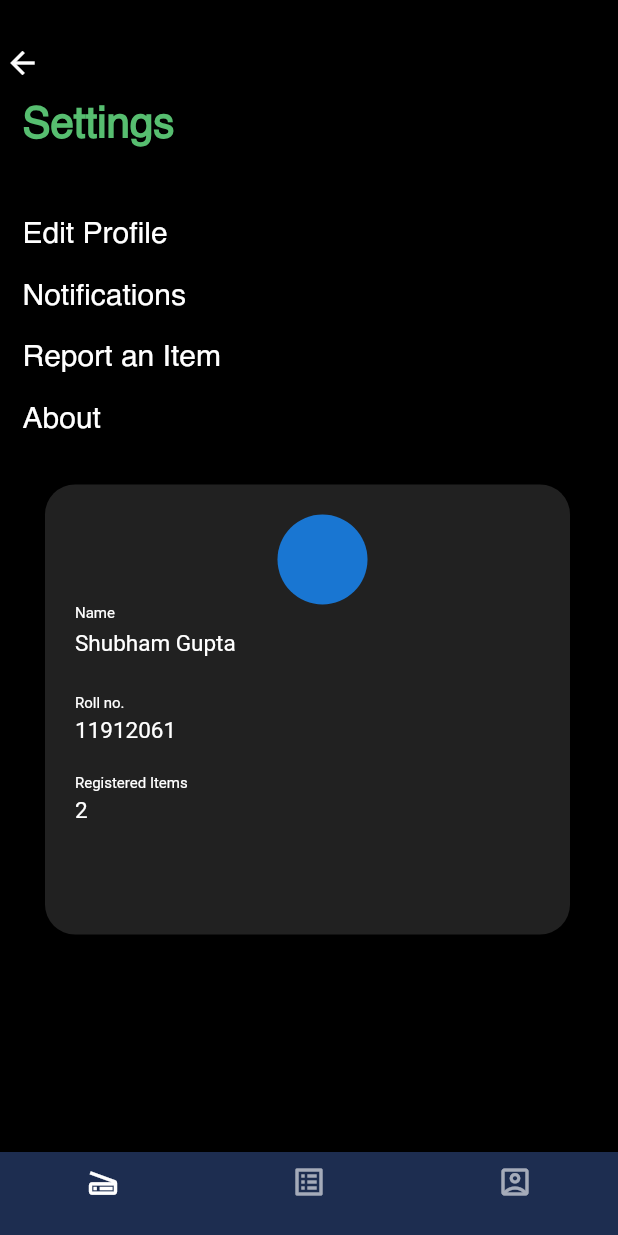
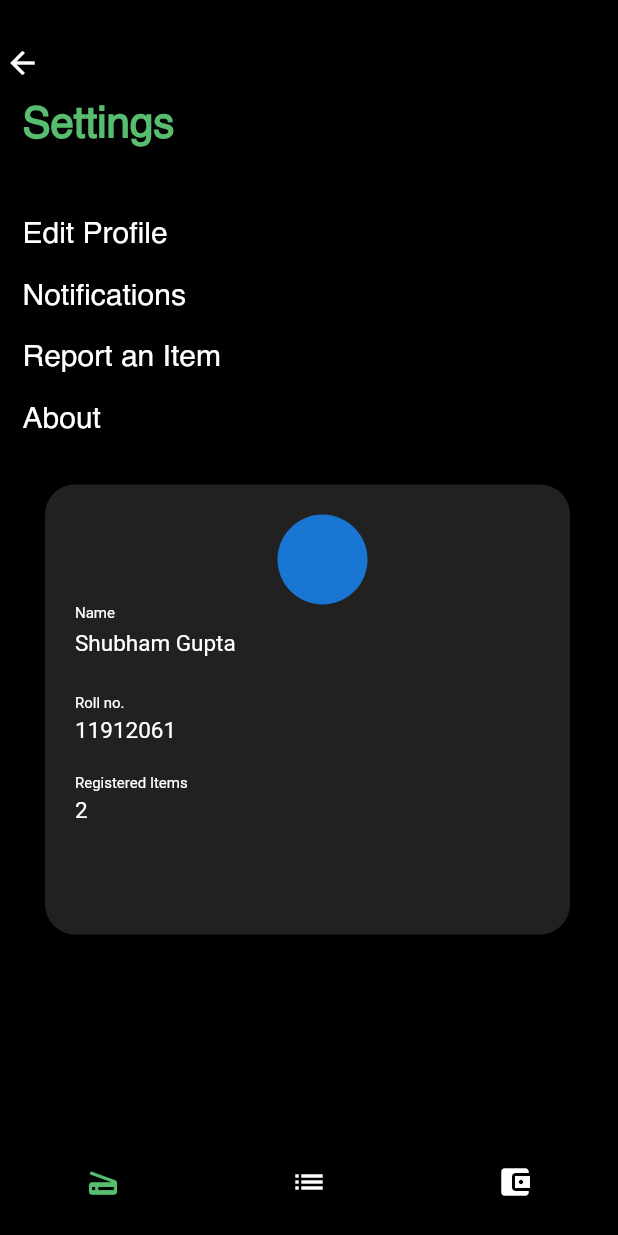
Before and after one commit to shubhamynr22/PP, a Flutter app: the screen it shows after launch, on a phone screen of 412 x 824 dp. Run offline on Flutter 3.47's test engine with Material 2 defaults, Android fonts, the phone set to English and light mode, and no system bars.

Commit message:
UI Changes(Aman)

```diff
--- a/lib/bottomnavigationbar.dart
+++ b/lib/bottomnavigationbar.dart
@@ -11,30 +11,30 @@ class _MyBottomBarState extends State<MyBottomBar> {
   Widget build(BuildContext context) {
     return BottomNavigationBar(
       currentIndex: _currentIndex,
-      backgroundColor: Color(0xff1d2d50),
+      backgroundColor: Color(0xff000000),
       selectedIconTheme: IconThemeData(
         size: 25,
-        color: Colors.white,
+        color: Color(0xff57BE70),
       ),
       unselectedIconTheme: IconThemeData(
-        color: Colors.white60,
+        color: Colors.white,
       ),
       items: [
         BottomNavigationBarItem(
           icon: Icon(
-            Icons.scanner_outlined,
+            Icons.scanner,
           ),
           title: Text(''),
         ),
         BottomNavigationBarItem(
           icon: Icon(
-            Icons.list_alt_outlined,
+            Icons.list,
           ),
           title: Text(''),
         ),
         BottomNavigationBarItem(
           icon: Icon(
-            Icons.account_box_outlined,
+            Icons.account_balance_wallet,
           ),
           title: Text(''),
         ),
```
